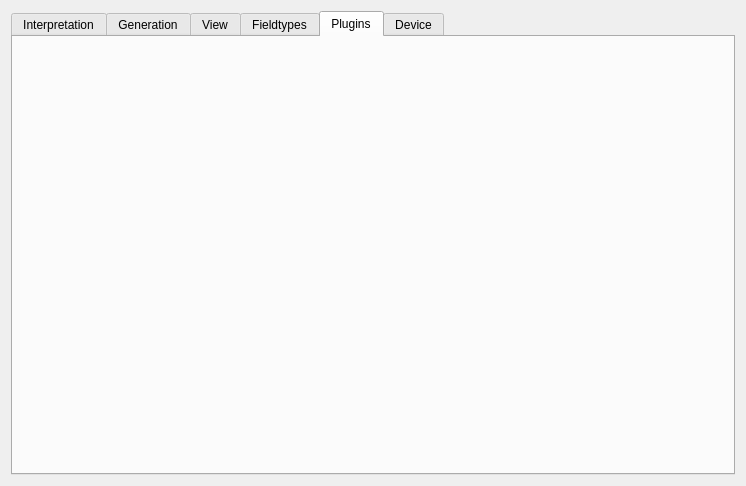
jopohl/urh, file ui/options.ui: the form before one commit.
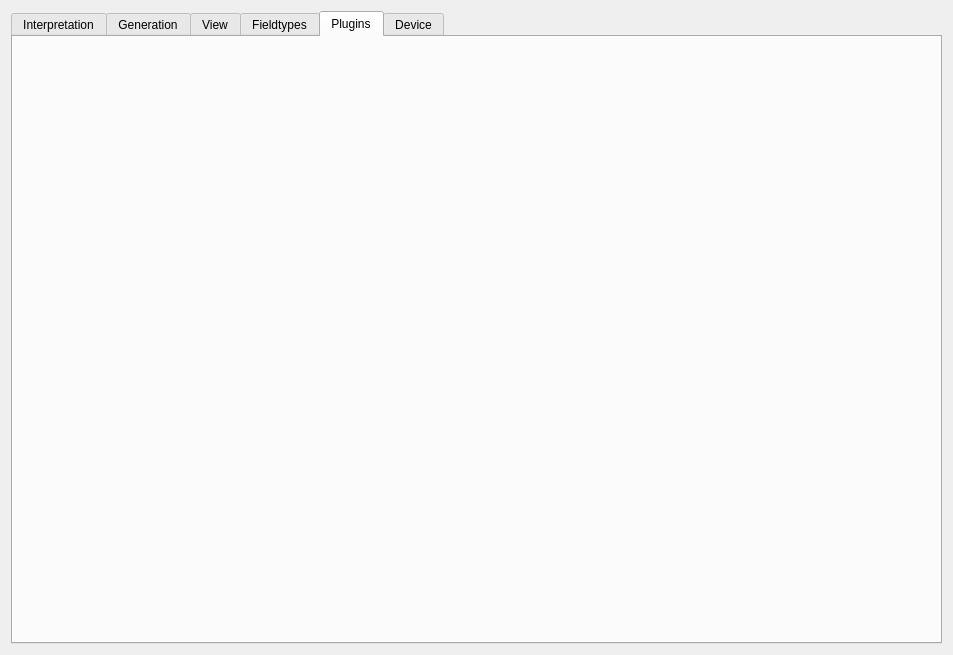
The form after the commit. The open tabs and pages were chosen to show the change. Icons and pictures are not drawn. Custom widgets are drawn as their Qt base class.

Diff of the .ui file:
```diff
--- a/ui/options.ui
+++ b/ui/options.ui
@@ -6,8 +6,8 @@
    <rect>
     <x>0</x>
     <y>0</y>
-    <width>746</width>
-    <height>486</height>
+    <width>953</width>
+    <height>655</height>
    </rect>
   </property>
   <property name="windowTitle">
```
Left out of the diff: 8 changed lines with no effect on the pictures.
